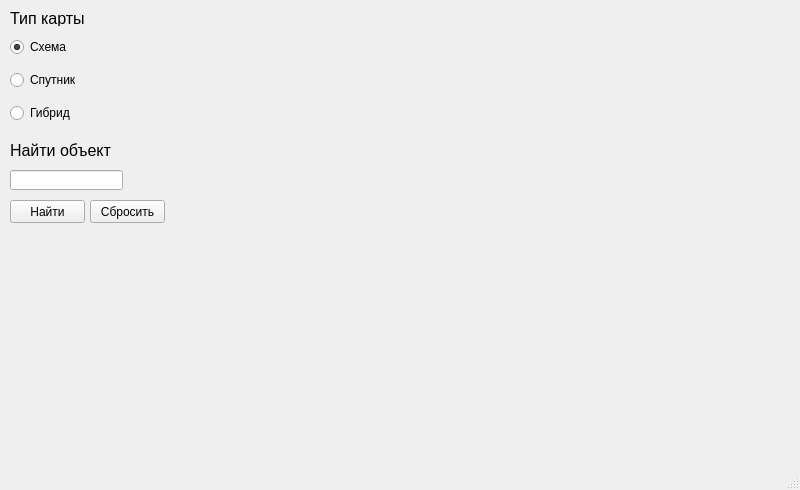
Qt form source/ui/MainWindow.ui (git-gud-casual/maps_api) before a commit.
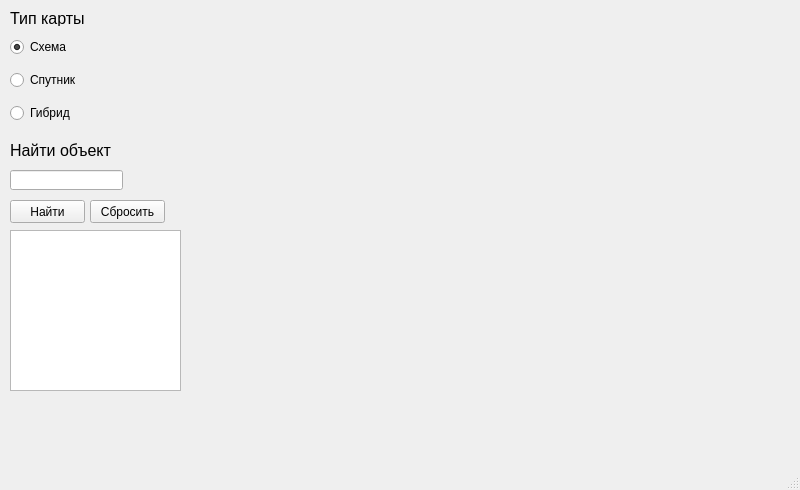
The same form after that commit.

Commit message: Подправил интерфейс

```diff
--- a/source/ui/MainWindow.ui
+++ b/source/ui/MainWindow.ui
@@ -139,19 +139,6 @@
      <string>Найти</string>
     </property>
    </widget>
-   <widget class="QLabel" name="address_text">
-    <property name="geometry">
-     <rect>
-      <x>10</x>
-      <y>230</y>
-      <width>161</width>
-      <height>81</height>
-     </rect>
-    </property>
-    <property name="text">
-     <string/>
-    </property>
-   </widget>
    <widget class="QPushButton" name="clear_object_but">
     <property name="geometry">
      <rect>
@@ -165,6 +152,19 @@
      <string>Сбросить</string>
     </property>
    </widget>
+   <widget class="QPlainTextEdit" name="address_text">
+    <property name="geometry">
+     <rect>
+      <x>10</x>
+      <y>230</y>
+      <width>171</width>
+      <height>161</height>
+     </rect>
+    </property>
+    <property name="readOnly">
+     <bool>true</bool>
+    </property>
+   </widget>
    <widget class="QWidget" name="">
     <property name="geometry">
      <rect>
```
The commit also changes 1 other file.
